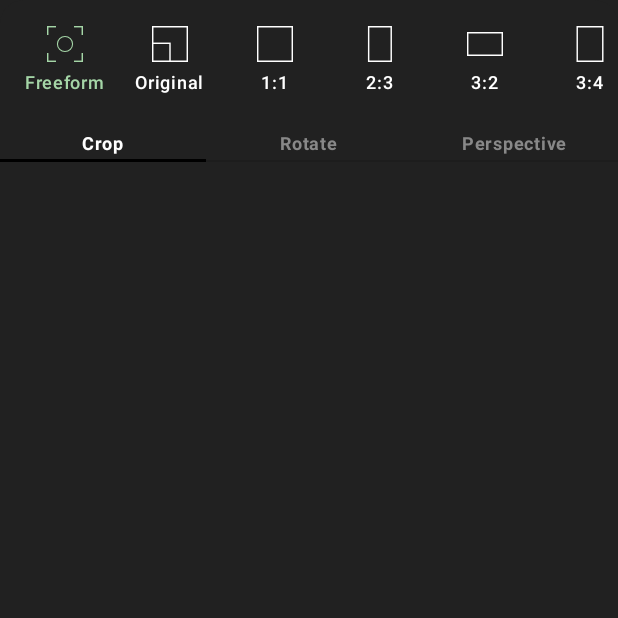
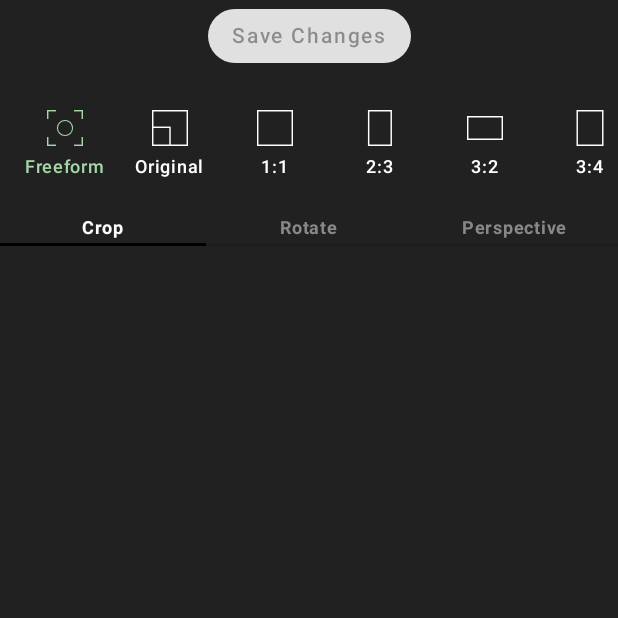
Before and after one commit to AkatsukiRika/OpenPS, an Android app built with Jetpack Compose: the composable CompositionScreen shown on its own in the app's theme, on a phone screen of 412 x 824 dp, the top half of it. Run offline under Robolectric (Android 15) with nearby library versions, the phone set to English and light mode, and no system bars.

Commit message:
wip: 原图移动逻辑（宽图）

```diff
--- a/OpenPS/app/src/main/java/com/akatsukirika/openps/compose/CompositionScreen.kt
+++ b/OpenPS/app/src/main/java/com/akatsukirika/openps/compose/CompositionScreen.kt
@@ -17,6 +17,7 @@ import androidx.compose.foundation.layout.width
 import androidx.compose.foundation.lazy.LazyRow
 import androidx.compose.foundation.lazy.items
 import androidx.compose.foundation.shape.RoundedCornerShape
+import androidx.compose.material.Button
 import androidx.compose.material.Icon
 import androidx.compose.material.Tab
 import androidx.compose.material.TabRow
@@ -29,6 +30,7 @@ import androidx.compose.ui.draw.clip
 import androidx.compose.ui.draw.rotate
 import androidx.compose.ui.graphics.Color
 import androidx.compose.ui.graphics.graphicsLayer
+import androidx.compose.ui.layout.onSizeChanged
 import androidx.compose.ui.res.painterResource
 import androidx.compose.ui.res.stringResource
 import androidx.compose.ui.text.font.FontWeight
@@ -62,14 +64,33 @@ enum class CropOptions(
 }
 
 @Composable
-fun CompositionScreen(viewModel: CompositionViewModel) {
+fun CompositionScreen(viewModel: CompositionViewModel, visible: Boolean) {
     val selectedTab = viewModel.currentTab.collectAsState().value
     val selectedCropOption = viewModel.currentCropOptions.collectAsState().value
+    val canSave = viewModel.canSave.collectAsState().value
+
+    Column(horizontalAlignment = Alignment.CenterHorizontally) {
+        Button(
+            onClick = { /*TODO*/ },
+            modifier = Modifier.padding(bottom = 8.dp),
+            shape = RoundedCornerShape(100.dp),
+            enabled = canSave
+        ) {
+            Text(text = stringResource(id = R.string.save_changes))
+        }
 
         Column(modifier = Modifier
             .fillMaxWidth()
             .clip(RoundedCornerShape(topStart = 16.dp, topEnd = 16.dp))
             .background(AppColors.DarkBG)
+            .onSizeChanged {
+                val height = it.height
+                if (visible) {
+                    viewModel.bottomScreenHeight.value = height.toFloat()
+                } else {
+                    viewModel.bottomScreenHeight.value = 0f
+                }
+            }
         ) {
             when (selectedTab) {
                 CompositionTab.CROP -> {
@@ -94,6 +115,7 @@ fun CompositionScreen(viewModel: CompositionViewModel) {
             BottomTabRow(selectedTab = selectedTab, onSelect = {
                 viewModel.currentTab.value = it
             })
+        }
     }
 }
 
--- a/OpenPS/app/src/main/java/com/akatsukirika/openps/compose/EditScreen.kt
+++ b/OpenPS/app/src/main/java/com/akatsukirika/openps/compose/EditScreen.kt
@@ -15,7 +15,6 @@ import androidx.compose.foundation.layout.size
 import androidx.compose.foundation.shape.RoundedCornerShape
 import androidx.compose.material.Icon
 import androidx.compose.material.IconButton
-import androidx.compose.material.MaterialTheme
 import androidx.compose.material.Text
 import androidx.compose.runtime.Composable
 import androidx.compose.runtime.collectAsState
@@ -55,7 +54,7 @@ fun EditScreen(
     eliminateViewModel: EliminateViewModel,
     compositionViewModel: CompositionViewModel
 ) {
-    MaterialTheme {
+    AppTheme {
         val selectedModule = viewModel.selectedModule.collectAsState(initial = MODULE_NONE).value
 
         Column(modifier = Modifier.fillMaxWidth()) {
@@ -71,7 +70,7 @@ fun EditScreen(
             }
 
             AnimatedVisibility(visible = selectedModule == MODULE_COMPOSITION) {
-                CompositionScreen(compositionViewModel)
+                CompositionScreen(compositionViewModel, visible = selectedModule == MODULE_COMPOSITION)
             }
 
             AnimatedVisibility(visible = selectedModule == MODULE_ELIMINATE_PEN) {
--- a/OpenPS/app/src/main/java/com/akatsukirika/openps/viewmodel/CompositionViewModel.kt
+++ b/OpenPS/app/src/main/java/com/akatsukirika/openps/viewmodel/CompositionViewModel.kt
@@ -13,6 +13,9 @@ class CompositionViewModel : ViewModel() {
 
     val canSave = MutableStateFlow(false)
 
+    // 底部编辑区的高度（不包含Undo/Redo区域）
+    val bottomScreenHeight = MutableStateFlow(0f)
+
     var renderViewInfo: RenderViewInfo? = null
 
     fun initStates() {
--- a/OpenPS/gpupixel/src/main/java/com/pixpark/gpupixel/view/OpenPSRenderView.kt
+++ b/OpenPS/gpupixel/src/main/java/com/pixpark/gpupixel/view/OpenPSRenderView.kt
@@ -69,8 +69,8 @@ class OpenPSRenderView : GLSurfaceView {
         this.callback = callback
     }
 
-    fun resetTransform() {
-        transformHelper.reset()
+    fun resetTransform(bottomPadding: Float = 0f) {
+        transformHelper.reset(bottomPadding)
         callback?.onGLMatrixChanged(transformHelper.getGLMatrix())
         updateMatricesFromGL()
     }
```
Also changed, not shown: OpenPS/app/src/main/java/com/akatsukirika/openps/activity/EditActivity.kt (+9 -3 lines), OpenPS/app/src/main/java/com/akatsukirika/openps/fragment/CompositionFragment.kt (+3 -14 lines), OpenPS/gpupixel/src/main/java/com/pixpark/gpupixel/OpenGLTransformHelper.kt (+19 -2 lines). Lines whose indentation alone changed are shown as unchanged.
